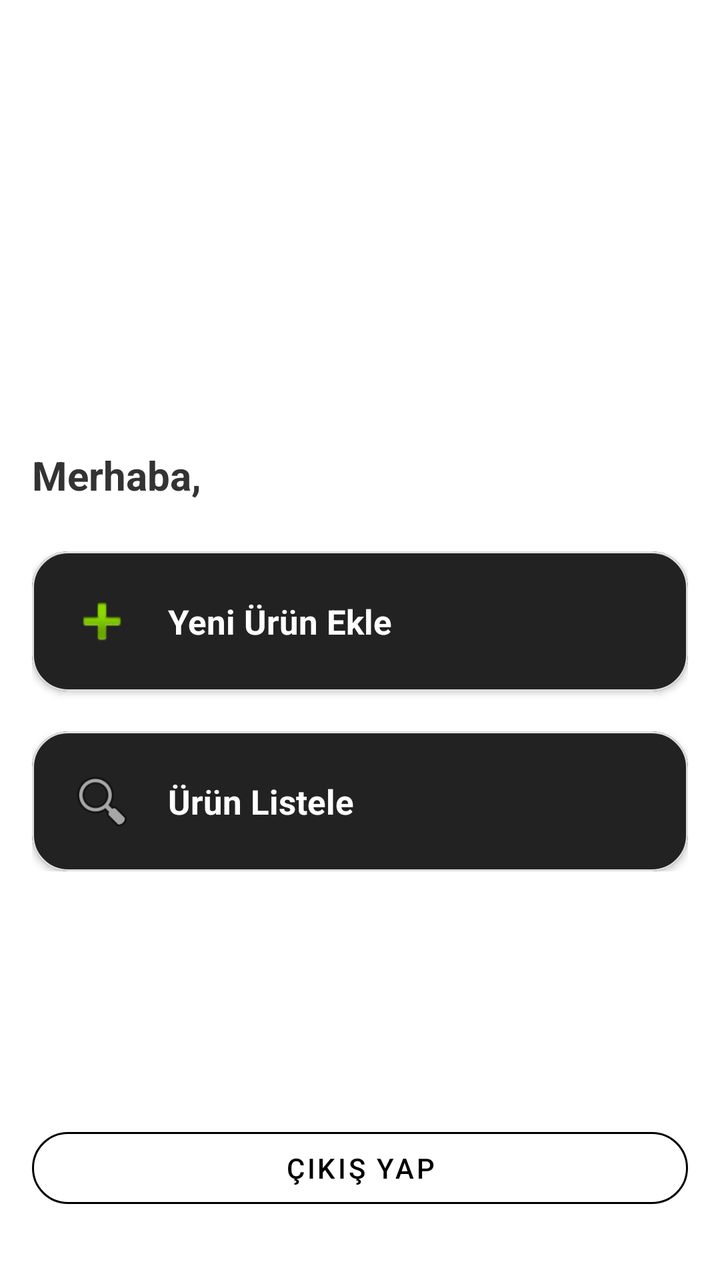
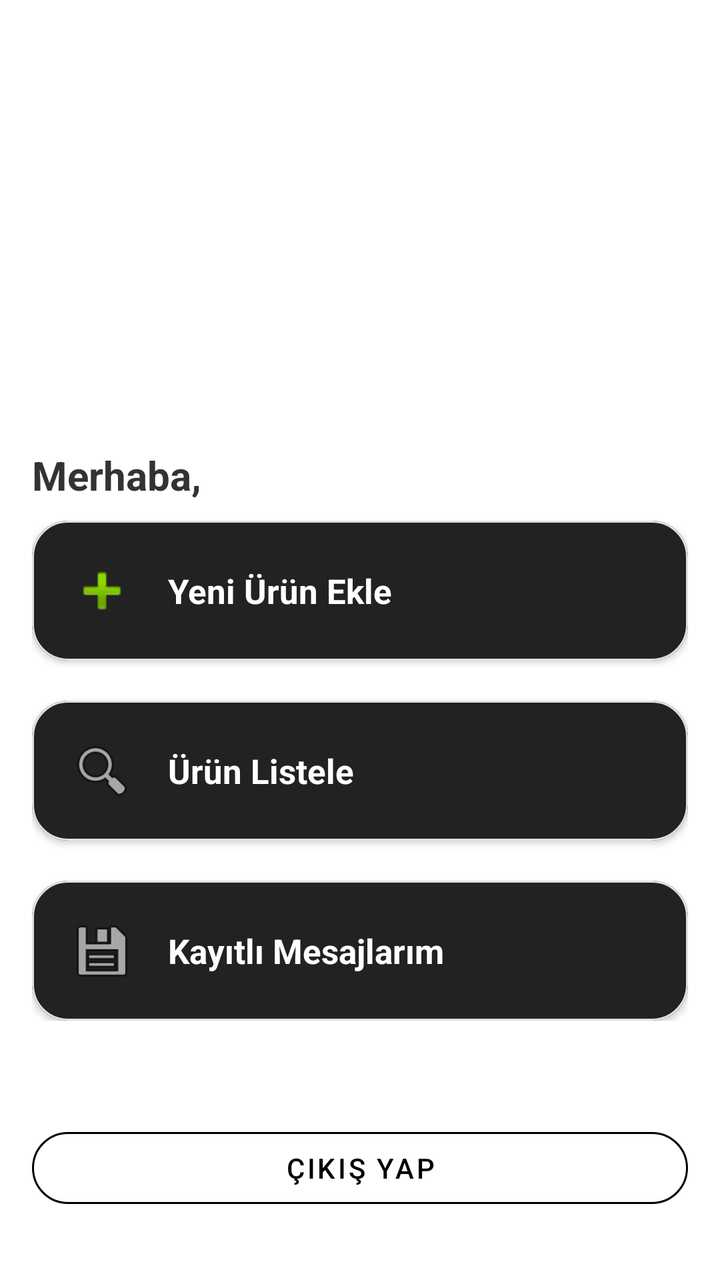

Two renders of the same Android screen: before a commit and after it. Below are the layout's source before the change and the commit's diff.
<!-- AndroidManifest.xml: application theme Theme.MaterialComponents.NoActionBar -->
<!-- res/layout/activity_home.xml -->
<?xml version="1.0" encoding="utf-8"?>
<androidx.constraintlayout.widget.ConstraintLayout
    xmlns:android="http://schemas.android.com/apk/res/android"
    xmlns:app="http://schemas.android.com/apk/res-auto"
    xmlns:tools="http://schemas.android.com/tools"
    android:id="@+id/layoutHome"
    android:layout_width="match_parent"
    android:layout_height="match_parent"
    android:background="@android:color/white"
    android:padding="16dp">

    
    <ImageView
        android:id="@+id/imgAppLogo"
        android:layout_width="80dp"
        android:layout_height="80dp"
        android:layout_marginTop="24dp"
        android:contentDescription="@string/app_name"
        app:layout_constraintEnd_toEndOf="parent"
        app:layout_constraintStart_toStartOf="parent"
        app:layout_constraintTop_toTopOf="parent"
        android:src="@mipmap/ic_launcher" />

    

    

    <TextView
        android:id="@+id/txtWelcomeMessage"
        android:layout_width="205dp"
        android:layout_height="26dp"
        android:layout_marginTop="104dp"
        android:gravity="left"
        android:text="@string/home_info_user_welcome_messsage"
        android:textColor="#333333"
        android:textSize="20sp"
        android:textStyle="bold"
        app:layout_constraintEnd_toEndOf="parent"
        app:layout_constraintHorizontal_bias="0.0"
        app:layout_constraintStart_toStartOf="parent"
        app:layout_constraintTop_toBottomOf="@id/imgAppLogo" />

    <LinearLayout
        android:id="@+id/layoutButtons"
        android:layout_width="0dp"
        android:layout_height="wrap_content"
        android:gravity="center_horizontal"
        android:orientation="vertical"
        app:layout_constraintBottom_toTopOf="@id/btnLogout"
        app:layout_constraintEnd_toEndOf="parent"
        app:layout_constraintHorizontal_bias="0.0"
        app:layout_constraintStart_toStartOf="parent"
        app:layout_constraintTop_toBottomOf="@id/txtWelcomeMessage"
        app:layout_constraintVertical_bias="0.172">

        
        <com.google.android.material.card.MaterialCardView
            android:id="@+id/btnNewOrder"
            android:layout_width="match_parent"
            android:layout_height="wrap_content"
            app:cardCornerRadius="18dp"
            app:cardElevation="2dp"
            app:strokeColor="#E0E0E0"
            app:strokeWidth="1dp">

            <LinearLayout
                android:layout_width="match_parent"
                android:layout_height="wrap_content"
                android:gravity="center_vertical"
                android:orientation="horizontal"
                android:padding="18dp">

                <ImageView
                    android:layout_width="34dp"
                    android:layout_height="34dp"
                    android:contentDescription="@string/home_button_new_order"
                    android:src="@android:drawable/ic_input_add" />

                <TextView
                    android:layout_width="0dp"
                    android:layout_height="wrap_content"
                    android:layout_marginStart="16dp"
                    android:layout_weight="1"
                    android:text="@string/home_button_new_order"
                    android:textColor="#FFFFFF"
                    android:textSize="17sp"
                    android:textStyle="bold" />
            </LinearLayout>
        </com.google.android.material.card.MaterialCardView>

        
        <com.google.android.material.card.MaterialCardView
            android:id="@+id/btnListOrders"
            android:layout_width="match_parent"
            android:layout_height="wrap_content"
            android:layout_marginTop="20dp"
            app:cardCornerRadius="18dp"
            app:cardElevation="2dp"
            app:strokeColor="#E0E0E0"
            app:strokeWidth="1dp">

            <LinearLayout
                android:layout_width="match_parent"
                android:layout_height="wrap_content"
                android:gravity="center_vertical"
                android:orientation="horizontal"
                android:padding="18dp">

                <ImageView
                    android:layout_width="34dp"
                    android:layout_height="34dp"
                    android:contentDescription="@string/home_button_list_orders"
                    android:src="@android:drawable/ic_menu_search" />

                <TextView
                    android:layout_width="0dp"
                    android:layout_height="wrap_content"
                    android:layout_marginStart="16dp"
                    android:layout_weight="1"
                    android:text="@string/home_button_list_orders"
                    android:textColor="#FFFFFF"
                    android:textSize="17sp"
                    android:textStyle="bold" />
            </LinearLayout>
        </com.google.android.material.card.MaterialCardView>
    </LinearLayout>

    
    <com.google.android.material.button.MaterialButton
        android:id="@+id/btnLogout"
        style="@style/Widget.MaterialComponents.Button.OutlinedButton"
        android:layout_width="0dp"
        android:layout_height="wrap_content"
        android:layout_marginBottom="16dp"
        android:text="@string/button_logout"
        android:textColor="#000000"
        app:cornerRadius="24dp"
        app:layout_constraintBottom_toBottomOf="parent"
        app:layout_constraintEnd_toEndOf="parent"
        app:layout_constraintStart_toStartOf="parent"
        app:strokeColor="#000000" />

</androidx.constraintlayout.widget.ConstraintLayout>
<!-- resources referenced by this layout -->
<resources>
  <!-- mipmap ic_launcher (mipmap-anydpi-v26) -->
  <?xml version="1.0" encoding="utf-8"?>
  <adaptive-icon xmlns:android="http://schemas.android.com/apk/res/android">
      <background android:drawable="@drawable/ic_launcher_background"/>
      <foreground android:drawable="@mipmap/ic_launcher_foreground"/>
  </adaptive-icon>
  <string name="app_name">EsnApp</string>
  <string name="button_logout">Çıkış Yap</string>
  <string name="home_button_list_orders">Ürün Listele</string>
  <string name="home_button_new_order">Yeni Ürün Ekle</string>
  <string name="home_info_user_welcome_messsage">Merhaba,</string>
  <!-- drawable ic_launcher_background: vector/xml drawable (drawable, 4866 chars, omitted) -->
</resources>

<!-- the commit's change to res/layout/activity_home.xml (unified diff, before → after) -->
@@ -123,6 +123,42 @@
                     android:textStyle="bold" />
             </LinearLayout>
         </com.google.android.material.card.MaterialCardView>
+
+        
+        <com.google.android.material.card.MaterialCardView
+            android:id="@+id/btnMessageTemplates"
+            android:layout_width="match_parent"
+            android:layout_height="wrap_content"
+            android:layout_marginTop="20dp"
+            app:cardCornerRadius="18dp"
+            app:cardElevation="2dp"
+            app:strokeColor="#E0E0E0"
+            app:strokeWidth="1dp">
+
+            <LinearLayout
+                android:layout_width="match_parent"
+                android:layout_height="wrap_content"
+                android:gravity="center_vertical"
+                android:orientation="horizontal"
+                android:padding="18dp">
+
+                <ImageView
+                    android:layout_width="34dp"
+                    android:layout_height="34dp"
+                    android:contentDescription="@string/home_button_message_templates"
+                    android:src="@android:drawable/ic_menu_save" />
+
+                <TextView
+                    android:layout_width="0dp"
+                    android:layout_height="wrap_content"
+                    android:layout_marginStart="16dp"
+                    android:layout_weight="1"
+                    android:text="@string/home_button_message_templates"
+                    android:textColor="#FFFFFF"
+                    android:textSize="17sp"
+                    android:textStyle="bold" />
+            </LinearLayout>
+        </com.google.android.material.card.MaterialCardView>
     </LinearLayout>
 
     
<!-- resource entries referenced after the edit -->
@@ -9,6 +9,7 @@
   <string name="app_name">EsnApp</string>
   <string name="button_logout">Çıkış Yap</string>
   <string name="home_button_list_orders">Ürün Listele</string>
+  <string name="home_button_message_templates">Kayıtlı Mesajlarım</string>
   <string name="home_button_new_order">Yeni Ürün Ekle</string>
   <string name="home_info_user_welcome_messsage">Merhaba,</string>
   <!-- drawable ic_launcher_background: vector/xml drawable (drawable, 4866 chars, omitted) -->
